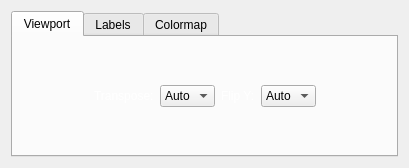
FXIhub/hummingbird, file src/interface/ui/image_window_settings.ui: the form before one commit.
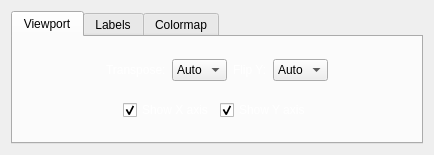
The form after the commit. The open tabs and pages were chosen to show the change.

Commit message: Try to save as much of the state of the plots as possible to the settings. Still no PlotData saved

Patch:
```diff
--- a/src/interface/ui/image_window_settings.ui
+++ b/src/interface/ui/image_window_settings.ui
@@ -6,15 +6,15 @@
    <rect>
     <x>0</x>
     <y>0</y>
-    <width>409</width>
-    <height>168</height>
+    <width>434</width>
+    <height>155</height>
    </rect>
   </property>
   <property name="windowTitle">
    <string>Form</string>
   </property>
   <layout class="QGridLayout" name="gridLayout">
-   <item row="0" column="1">
+   <item row="0" column="0">
     <widget class="QTabWidget" name="tabWidget">
      <property name="currentIndex">
       <number>1</number>
@@ -25,7 +25,7 @@
       </attribute>
       <layout class="QVBoxLayout" name="verticalLayout_2">
        <item>
-        <layout class="QHBoxLayout" name="horizontalLayout">
+        <layout class="QHBoxLayout" name="horizontalLayout_5">
          <item>
           <spacer name="horizontalSpacer">
            <property name="orientation">
@@ -180,6 +180,130 @@
          </item>
         </layout>
        </item>
+       <item>
+        <layout class="QHBoxLayout" name="horizontalLayout">
+         <item>
+          <spacer name="horizontalSpacer_10">
+           <property name="orientation">
+            <enum>Qt::Horizontal</enum>
+           </property>
+           <property name="sizeHint" stdset="0">
+            <size>
+             <width>40</width>
+             <height>20</height>
+            </size>
+           </property>
+          </spacer>
+         </item>
+         <item>
+          <widget class="QCheckBox" name="x_show">
+           <property name="palette">
+            <palette>
+             <active>
+              <colorrole role="WindowText">
+               <brush brushstyle="SolidPattern">
+                <color alpha="255">
+                 <red>255</red>
+                 <green>255</green>
+                 <blue>255</blue>
+                </color>
+               </brush>
+              </colorrole>
+             </active>
+             <inactive>
+              <colorrole role="WindowText">
+               <brush brushstyle="SolidPattern">
+                <color alpha="255">
+                 <red>255</red>
+                 <green>255</green>
+                 <blue>255</blue>
+                </color>
+               </brush>
+              </colorrole>
+             </inactive>
+             <disabled>
+              <colorrole role="WindowText">
+               <brush brushstyle="SolidPattern">
+                <color alpha="255">
+                 <red>127</red>
+                 <green>127</green>
+                 <blue>127</blue>
+                </color>
+               </brush>
+              </colorrole>
+             </disabled>
+            </palette>
+           </property>
+           <property name="text">
+            <string>Show X axis</string>
+           </property>
+           <property name="checked">
+            <bool>true</bool>
+           </property>
+          </widget>
+         </item>
+         <item>
+          <widget class="QCheckBox" name="y_show">
+           <property name="palette">
+            <palette>
+             <active>
+              <colorrole role="WindowText">
+               <brush brushstyle="SolidPattern">
+                <color alpha="255">
+                 <red>255</red>
+                 <green>255</green>
+                 <blue>255</blue>
+                </color>
+               </brush>
+              </colorrole>
+             </active>
+             <inactive>
+              <colorrole role="WindowText">
+               <brush brushstyle="SolidPattern">
+                <color alpha="255">
+                 <red>255</red>
+                 <green>255</green>
+                 <blue>255</blue>
+                </color>
+               </brush>
+              </colorrole>
+             </inactive>
+             <disabled>
+              <colorrole role="WindowText">
+               <brush brushstyle="SolidPattern">
+                <color alpha="255">
+                 <red>127</red>
+                 <green>127</green>
+                 <blue>127</blue>
+                </color>
+               </brush>
+              </colorrole>
+             </disabled>
+            </palette>
+           </property>
+           <property name="text">
+            <string>Show Y axis</string>
+           </property>
+           <property name="checked">
+            <bool>true</bool>
+           </property>
+          </widget>
+         </item>
+         <item>
+          <spacer name="horizontalSpacer_9">
+           <property name="orientation">
+            <enum>Qt::Horizontal</enum>
+           </property>
+           <property name="sizeHint" stdset="0">
+            <size>
+             <width>40</width>
+             <height>20</height>
+            </size>
+           </property>
+          </spacer>
+         </item>
+        </layout>
+       </item>
       </layout>
      </widget>
      <widget class="QWidget" name="tab_2">
```
Left out of the diff: 49 changed lines with no effect on the pictures. The commit also changes 5 other files.
